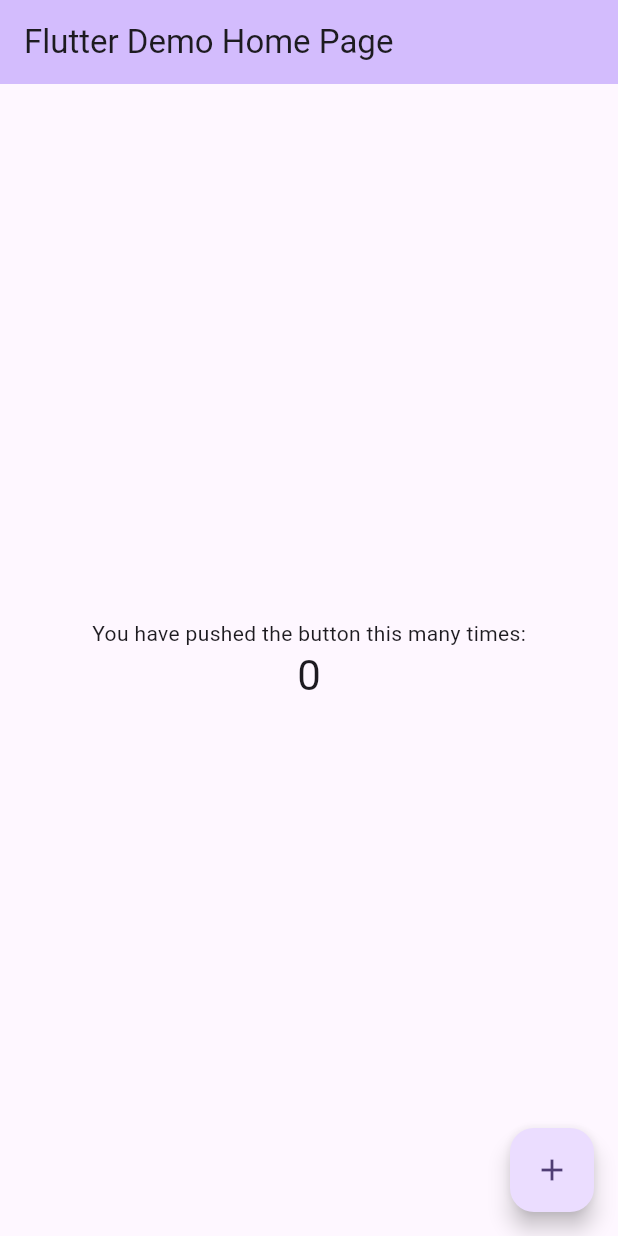
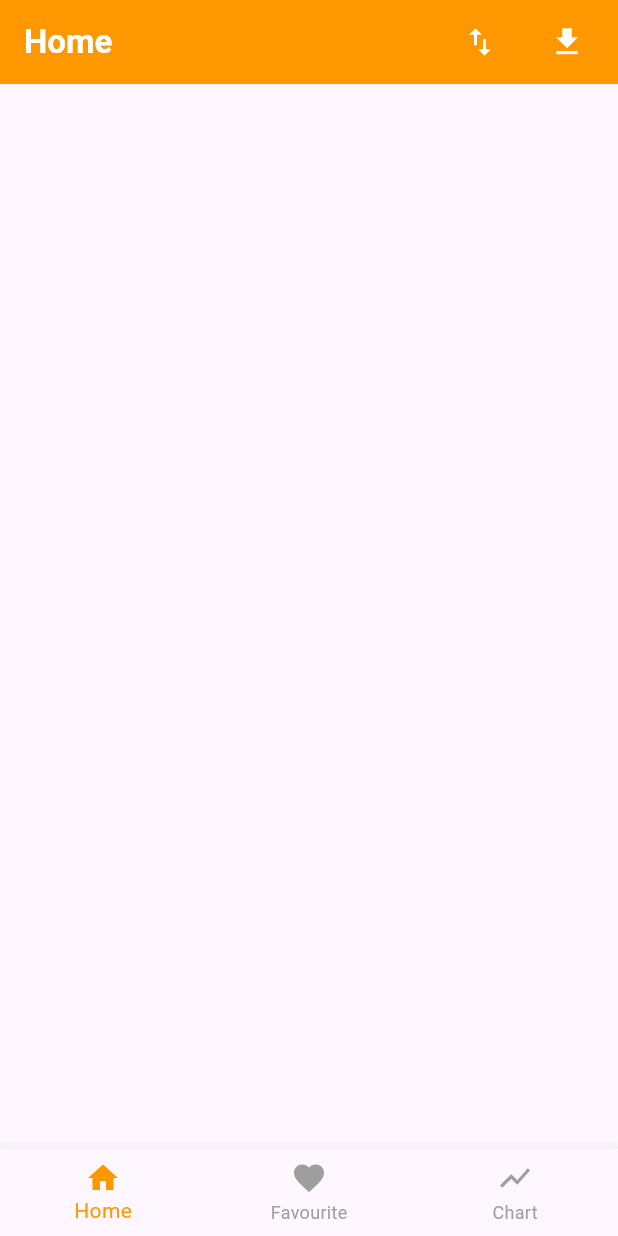
Before and after one commit to susandishwe21/BTC-Mobile, a Flutter app: the screen it shows after launch, on a phone screen of 412 x 824 dp. Run offline on Flutter 3.47's test engine with Material 3 defaults, Android fonts, the light colour scheme and no system bars; our stand-ins replace share_plus; missing offline and left inert: excel.

Commit message:
export file

```diff
--- /dev/null
+++ b/lib/app_screen.dart
@@ -0,0 +1,49 @@
+import 'package:btc_mobile/views/chart/presentation/chart_screen.dart';
+import 'package:btc_mobile/views/favourite/presentation/favourite_screen.dart';
+import 'package:btc_mobile/views/home/presentation/home_screen.dart';
+import 'package:flutter/material.dart';
+import 'views/bottom_nav/nav_bar.dart';
+
+class AppScreen extends StatefulWidget {
+  const AppScreen({super.key});
+
+  @override
+  State<AppScreen> createState() => _AppScreenState();
+}
+
+class _AppScreenState extends State<AppScreen> {
+  int currentIndex = 0;
+  List<Widget> indexWidgets = <Widget>[
+    const HomeScreen(),
+    const FavouriteScreen(),
+    const ChartScreen(),
+  ];
+  @override
+  Widget build(BuildContext context) {
+    return Scaffold(
+      body: indexWidgets[currentIndex],
+      bottomNavigationBar: bottomNavBarWidget(),
+    );
+  }
+
+  Widget bottomNavBarWidget() {
+    return BottomNavigationBar(
+      currentIndex: currentIndex,
+      onTap: (value) {
+        setState(() {
+          currentIndex = value;
+        });
+      },
+      selectedItemColor: Colors.orange,
+      unselectedItemColor: Colors.grey,
+      items: navBarList
+          .map(
+            (nav) => BottomNavigationBarItem(
+              icon: Icon(nav.selectedIcon),
+              label: nav.title,
+            ),
+          )
+          .toList(),
+    );
+  }
+}
--- a/lib/main.dart
+++ b/lib/main.dart
@@ -1,3 +1,4 @@
+import 'package:btc_mobile/app_screen.dart';
 import 'package:flutter/material.dart';
 
 void main() {
@@ -12,114 +13,16 @@
   Widget build(BuildContext context) {
     return MaterialApp(
       title: 'Flutter Demo',
+      debugShowCheckedModeBanner: false,
       theme: ThemeData(
-        // This is the theme of your application.
-        //
-        // TRY THIS: Try running your application with "flutter run". You'll see
-        // the application has a purple toolbar. Then, without quitting the app,
-        // try changing the seedColor in the colorScheme below to Colors.green
-        // and then invoke "hot reload" (save your changes or press the "hot
-        // reload" button in a Flutter-supported IDE, or press "r" if you used
-        // the command line to start the app).
-        //
-        // Notice that the counter didn't reset back to zero; the application
-        // state is not lost during the reload. To reset the state, use hot
-        // restart instead.
-        //
-        // This works for code too, not just values: Most code changes can be
-        // tested with just a hot reload.
         colorScheme: ColorScheme.fromSeed(seedColor: Colors.deepPurple),
         useMaterial3: true,
       ),
-      home: const MyHomePage(title: 'Flutter Demo Home Page'),
+      home: MediaQuery(
+        data: MediaQuery.of(context)
+            .copyWith(textScaler: const TextScaler.linear(1.0)),
+        child: const AppScreen(),
+      ),
     );
   }
 }
-
-class MyHomePage extends StatefulWidget {
-  const MyHomePage({super.key, required this.title});
-
-  // This widget is the home page of your application. It is stateful, meaning
-  // that it has a State object (defined below) that contains fields that affect
-  // how it looks.
-
-  // This class is the configuration for the state. It holds the values (in this
-  // case the title) provided by the parent (in this case the App widget) and
-  // used by the build method of the State. Fields in a Widget subclass are
-  // always marked "final".
-
-  final String title;
-
-  @override
-  State<MyHomePage> createState() => _MyHomePageState();
-}
-
-class _MyHomePageState extends State<MyHomePage> {
-  int _counter = 0;
-
-  void _incrementCounter() {
-    setState(() {
-      // This call to setState tells the Flutter framework that something has
-      // changed in this State, which causes it to rerun the build method below
-      // so that the display can reflect the updated values. If we changed
-      // _counter without calling setState(), then the build method would not be
-      // called again, and so nothing would appear to happen.
-      _counter++;
-    });
-  }
-
-  @override
-  Widget build(BuildContext context) {
-    // This method is rerun every time setState is called, for instance as done
-    // by the _incrementCounter method above.
-    //
-    // The Flutter framework has been optimized to make rerunning build methods
-    // fast, so that you can just rebuild anything that needs updating rather
-    // than having to individually change instances of widgets.
-    return Scaffold(
-      appBar: AppBar(
-        // TRY THIS: Try changing the color here to a specific color (to
-        // Colors.amber, perhaps?) and trigger a hot reload to see the AppBar
-        // change color while the other colors stay the same.
-        backgroundColor: Theme.of(context).colorScheme.inversePrimary,
-        // Here we take the value from the MyHomePage object that was created by
-        // the App.build method, and use it to set our appbar title.
-        title: Text(widget.title),
-      ),
-      body: Center(
-        // Center is a layout widget. It takes a single child and positions it
-        // in the middle of the parent.
-        child: Column(
-          // Column is also a layout widget. It takes a list of children and
-          // arranges them vertically. By default, it sizes itself to fit its
-          // children horizontally, and tries to be as tall as its parent.
-          //
-          // Column has various properties to control how it sizes itself and
-          // how it positions its children. Here we use mainAxisAlignment to
-          // center the children vertically; the main axis here is the vertical
-          // axis because Columns are vertical (the cross axis would be
-          // horizontal).
-          //
-          // TRY THIS: Invoke "debug painting" (choose the "Toggle Debug Paint"
-          // action in the IDE, or press "p" in the console), to see the
-          // wireframe for each widget.
-          mainAxisAlignment: MainAxisAlignment.center,
-          children: <Widget>[
-            const Text(
-              'You have pushed the button this many times:',
-            ),
-            Text(
-              '$_counter',
-              style: Theme.of(context).textTheme.headlineMedium,
-            ),
-          ],
-        ),
-      ),
-      floatingActionButton: FloatingActionButton(
-        onPressed: _incrementCounter,
-        tooltip: 'Increment',
-        child: const Icon(Icons.add),
-      ), // This trailing comma makes auto-formatting nicer for build methods.
-    );
-  }
-}
--- /dev/null
+++ b/lib/views/bottom_nav/nav_bar.dart
@@ -0,0 +1,31 @@
+import 'package:flutter/material.dart';
+
+class NavBar {
+  int id;
+  IconData selectedIcon;
+  String title;
+
+  NavBar({
+    required this.id,
+    required this.selectedIcon,
+    required this.title,
+  });
+}
+
+List<NavBar> navBarList = [
+  NavBar(
+    id: 0,
+    selectedIcon: Icons.home,
+    title: "Home",
+  ),
+  NavBar(
+    id: 1,
+    selectedIcon: Icons.favorite,
+    title: "Favourite",
+  ),
+  NavBar(
+    id: 2,
+    selectedIcon: Icons.show_chart,
+    title: "Chart",
+  ),
+];
--- /dev/null
+++ b/lib/views/home/presentation/home_screen.dart
@@ -0,0 +1,73 @@
+import 'dart:io';
+
+import 'package:excel/excel.dart';
+import 'package:flutter/material.dart';
+import 'package:path_provider/path_provider.dart';
+import 'package:share_plus/share_plus.dart';
+
+class HomeScreen extends StatefulWidget {
+  const HomeScreen({super.key});
+
+  @override
+  State<HomeScreen> createState() => _HomeScreenState();
+}
+
+class _HomeScreenState extends State<HomeScreen> {
+  Future<void> exportExcelFile() async {
+    var createExcelFile = Excel.createExcel();
+    createExcelFile.rename("Sheet1", "BTC Prices");
+    Sheet createSheet = createExcelFile['BTC Prices'];
+    createSheet.appendRow([TextCellValue('BTC Price')]);
+    // for (var data in openPrices) {
+    //   sheetObject.appendRow([TextCellValue(data)]);
+    // }
+    final directory = await getExternalStorageDirectory();
+    final path = '${directory!.path}/EarthlikeBTCPrice';
+    final directoryFolder = Directory(path);
+    if (!await directoryFolder.exists()) {
+      await directoryFolder.create(recursive: true);
+    }
+    final filePath = '$path/BTCPrice.xlsx';
+    final file = File(filePath);
+    file.writeAsBytesSync(createExcelFile.encode()!);
+    XFile xfile = XFile(filePath);
+    Share.shareXFiles([xfile]);
+    debugPrint('File saved to ::: $path');
+  }
+
+  Future<void> importExcelFile() async {}
+  @override
+  Widget build(BuildContext context) {
+    return Scaffold(
+      appBar: AppBar(
+        backgroundColor: Colors.orange,
+        title: const Text(
+          "Home",
+          style: TextStyle(
+            color: Colors.white,
+            fontWeight: FontWeight.w600,
+          ),
+        ),
+        actions: [
+          IconButton(
+            onPressed: () {},
+            icon: const Icon(
+              Icons.import_export,
+              color: Colors.white,
+            ),
+          ),
+          const SizedBox(width: 10),
+          IconButton(
+            onPressed: exportExcelFile,
+            icon: const Icon(
+              Icons.file_download,
+              color: Colors.white,
+            ),
+          ),
+          const SizedBox(width: 10),
+        ],
+      ),
+      body: Container(),
+    );
+  }
+}
```
Also changed, not shown: lib/views/chart/presentation/chart_screen.dart (added, +27 -0 lines), lib/views/favourite/presentation/favourite_screen.dart (added, +27 -0 lines), pubspec.yaml (+4 -61 lines), pubspec.lock, 15 other files.
